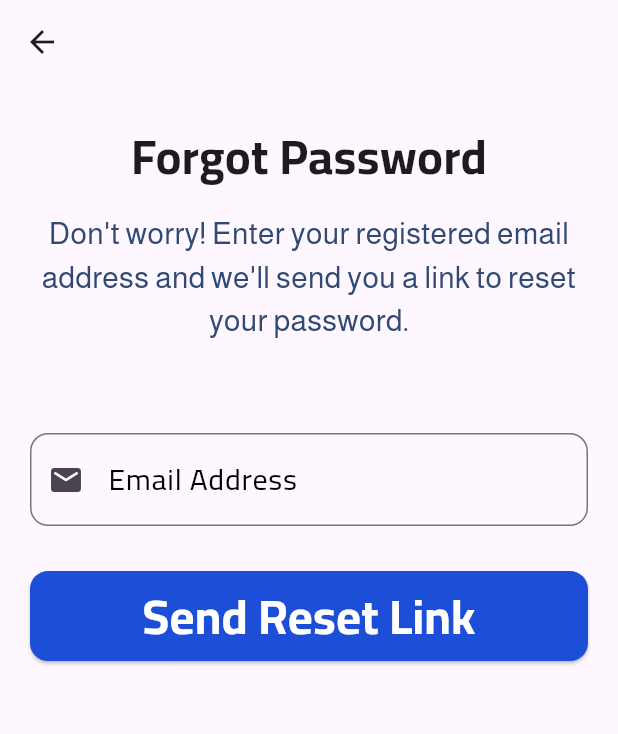
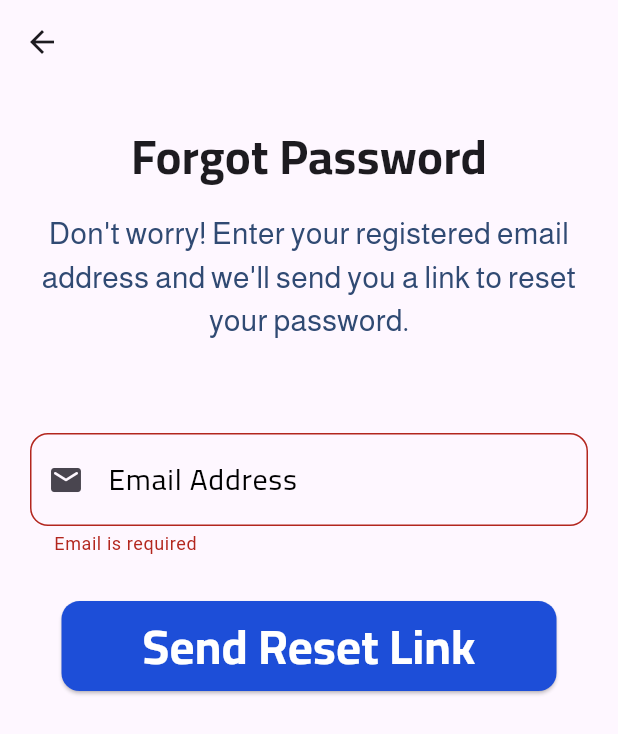
Before and after one commit to AhmedMedhatHamed/ai_lingo, a Flutter app: the ForgotPasswordScreen screen opened by its route, after a tap on "Send Reset Link", on a phone screen of 412 x 824 dp. Shown: the top 734 px of the screen. Run offline on Flutter 3.47's test engine with Material 3 defaults, Android fonts, the phone set to English and light mode, and no system bars; our stand-ins replace dots_indicator, firebase_auth, firebase_core, flutter_bloc, google_sign_in; accounts and stored records are empty.

Commit message:
Refactor forgot_password UI

```diff
--- a/lib/feature/auth/cubit/auth_cubit.dart
+++ b/lib/feature/auth/cubit/auth_cubit.dart
@@ -51,6 +51,22 @@ class AuthCubit extends Cubit<AuthState> {
     }
   }
 
+  Future<void> forgotPassword() async {
+    if (!formKey.currentState!.validate()) {
+      autoValidateMode = AutovalidateMode.always;
+      emit(AuthValidationFailed());
+      return;
+    }
+
+    emit(AuthLoading());
+    try {
+      // TODO: call signIn API
+      emit(AuthSuccess());
+    } catch (e) {
+      emit(AuthFailure(e.toString()));
+    }
+  }
+
   @override
   Future<void> close() {
     nameController.dispose();
--- a/lib/feature/auth/forgot_password/screen/forgot_password_screen.dart
+++ b/lib/feature/auth/forgot_password/screen/forgot_password_screen.dart
@@ -1,6 +1,5 @@
 import 'package:ai_lingo/core/utils/app_strings.dart';
-import 'package:ai_lingo/core/widgets/custom_button.dart';
-import 'package:ai_lingo/core/widgets/custom_text_field.dart';
+import 'package:ai_lingo/feature/auth/forgot_password/widgets/forgot_pass_form.dart';
 import 'package:ai_lingo/feature/auth/signup/widgets/title_and_description.dart';
 import 'package:flutter/material.dart';
 
@@ -9,11 +8,17 @@ class ForgotPasswordScreen extends StatelessWidget {
 
   @override
   Widget build(BuildContext context) {
-    return Scaffold(
+    return GestureDetector(
+      onTap: (){
+        FocusScope.of(context).unfocus();
+      },
+      child: Scaffold(
         body: CustomScrollView(
           slivers: [
             SliverAppBar(automaticallyImplyLeading: true),
-          SliverToBoxAdapter(child: SizedBox(height: MediaQuery.of(context).size.height*0.03)),
+            SliverToBoxAdapter(
+              child: SizedBox(height: MediaQuery.of(context).size.height * 0.03),
+            ),
             SliverToBoxAdapter(
               child: Padding(
                 padding: const EdgeInsets.symmetric(horizontal: 20.0),
@@ -24,24 +29,9 @@ class ForgotPasswordScreen extends StatelessWidget {
               ),
             ),
             SliverToBoxAdapter(child: SizedBox(height: 60.0)),
-          SliverToBoxAdapter(
-            child: CustomTextField(
-              controller: TextEditingController(),
-              text: AppStrings.emailAddress,
-              prefixIcon: Icons.email_rounded,
+            SliverToBoxAdapter(child: ForgotPasswordForm(),),
+          ],
         ),
-          ),
-          SliverToBoxAdapter(child: SizedBox(height: 30.0)),
-          SliverToBoxAdapter(
-            child: Padding(
-              padding: const EdgeInsets.symmetric(horizontal: 20.0),
-              child: CustomButton(
-                onPressed: () {},
-                text: AppStrings.sendLinkReset,
-              ),
-            ),
-          ),
-        ],
       ),
     );
   }
--- /dev/null
+++ b/lib/feature/auth/forgot_password/widgets/forgot_pass_form.dart
@@ -0,0 +1,52 @@
+import 'package:ai_lingo/core/services/validator.dart';
+import 'package:ai_lingo/core/utils/app_colors.dart';
+import 'package:ai_lingo/core/utils/app_strings.dart';
+import 'package:ai_lingo/core/widgets/custom_button.dart';
+import 'package:ai_lingo/core/widgets/custom_text_field.dart';
+import 'package:ai_lingo/feature/auth/cubit/auth_cubit.dart';
+import 'package:flutter/cupertino.dart';
+import 'package:flutter/material.dart';
+import 'package:flutter_bloc/flutter_bloc.dart';
+
+class ForgotPasswordForm extends StatelessWidget {
+  const ForgotPasswordForm({super.key});
+
+  @override
+  Widget build(BuildContext context) {
+    return BlocConsumer<AuthCubit,AuthState>(
+      listener: (context, state) {},
+      builder: (context, state) {
+        return Form(
+          key: context.read<AuthCubit>().formKey,
+          autovalidateMode: context.read<AuthCubit>().autoValidateMode,
+          child: Column(
+            children: [
+              CustomTextField(
+                controller: context.read<AuthCubit>().emailController,
+                text: AppStrings.emailAddress,
+                prefixIcon: Icons.email_rounded,
+                textInputAction: .done,
+                validator: Validators.email,
+                textInputType: .emailAddress,
+              ),
+
+              SizedBox(height: 30.0),
+              Padding(
+                padding: const EdgeInsets.symmetric(horizontal: 20.0),
+                child: state is AuthLoading
+                    ? CupertinoActivityIndicator(color: AppColors.primaryColor)
+                    : CustomButton(
+                  onPressed: () {
+                    FocusScope.of(context).unfocus();
+                    context.read<AuthCubit>().forgotPassword();
+                  },
+                  text: AppStrings.sendLinkReset,
+                ),
+              ),
+            ],
+          ),
+        );
+      },
+    );
+  }
+}
--- a/lib/feature/auth/sign_in/widgets/sign_in_form.dart
+++ b/lib/feature/auth/sign_in/widgets/sign_in_form.dart
@@ -63,7 +63,7 @@ class SignInForm extends StatelessWidget {
                     : CustomButton(
                   onPressed: () {
                     FocusScope.of(context).unfocus();
-                    cubit.signUp();
+                    cubit.signIn();
                   },
                   text: AppStrings.signIn,
                 ),
```
Lines whose indentation alone changed are shown as unchanged.
